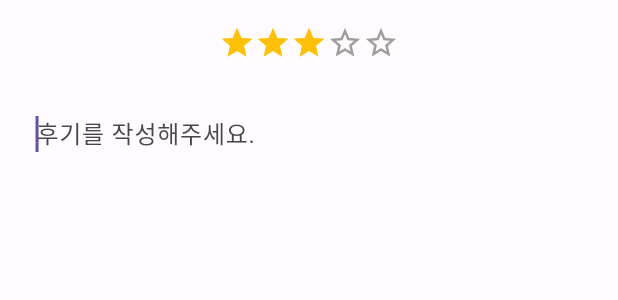
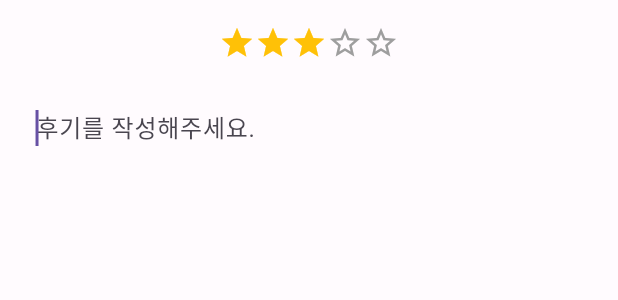
Before and after one commit to bonjin-million/momentry, a Flutter app: the BookAddBody widget shown alone on an empty page, opened directly with empty values, on a phone screen of 412 x 824 dp. Shown: the part 427-727 px from the top of the screen. Run offline on Flutter 3.47's test engine with Material 2 defaults, Android fonts, the phone set to English and light mode, and no system bars; our stand-ins replace firebase_core, firebase_crashlytics, flutter_riverpod, googleapis_auth, image_picker, logger and 5 more; missing offline and left inert: googleapis; accounts and stored records are empty; network calls fail; project files that could hold a hidden picture were left out.

Commit message:
refactor: book_add_body.dart padding 수정

```diff
--- a/lib/screens/book/add/components/book_add_body.dart
+++ b/lib/screens/book/add/components/book_add_body.dart
@@ -155,7 +155,7 @@ class _BookAddBodyState extends ConsumerState<BookAddBody> {
                         ),
                       ),
                       Padding(
-                        padding: const EdgeInsets.fromLTRB(0, 0, 0, 24),
+                        padding: const EdgeInsets.fromLTRB(0, 0, 0, 20),
                         child: Row(
                           mainAxisSize: MainAxisSize.min,
                           children: [
```
